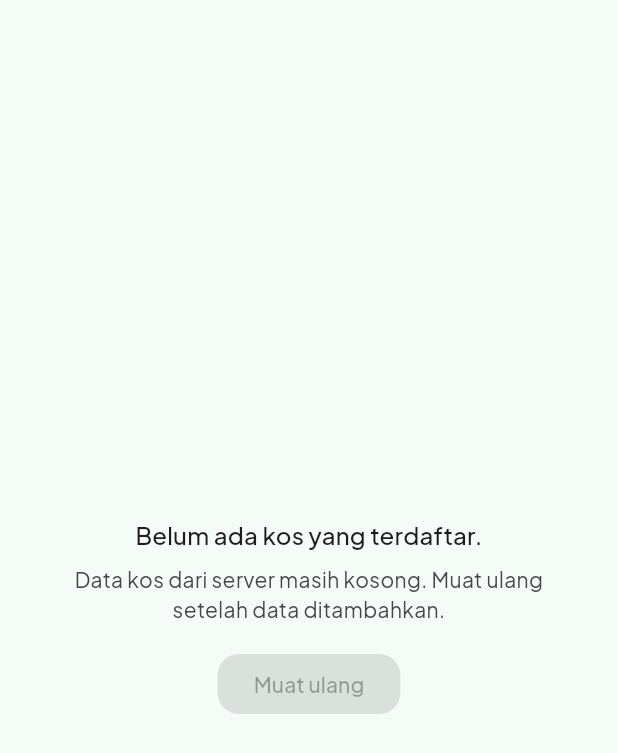
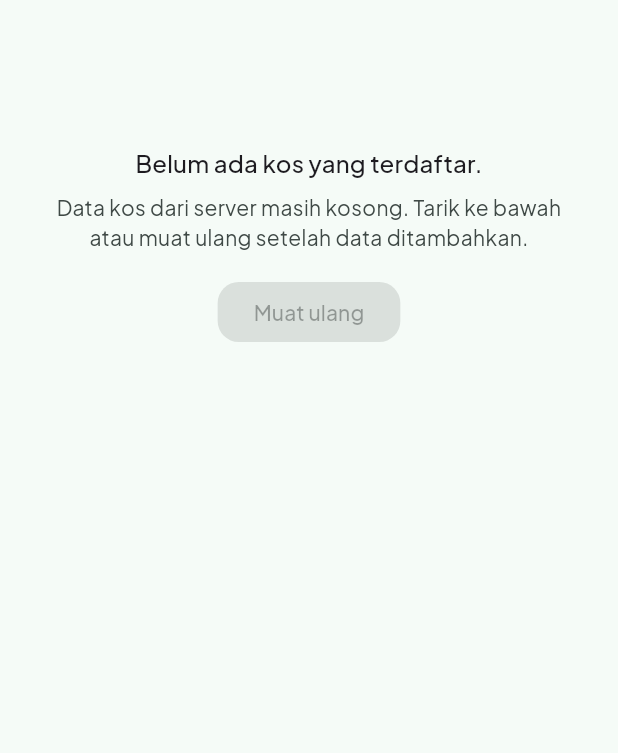
Before and after one commit to Bahaa-Arma/kost-dekat, a Flutter app: the TabCari widget shown alone on an empty page, opened directly with empty values, on a phone screen of 412 x 824 dp. Shown: the top 753 px of the screen. Run offline on Flutter 3.47's test engine with Material 3 defaults, Android fonts, the phone set to English and light mode, and no system bars; our stand-ins replace google_fonts; network calls fail.

Commit message:
SCRUM-40 pull-to-refresh di tab Cari (#42)
- RefreshIndicator membungkus daftar kos dan juga keadaan kosong/gagal
  (pesan dipindah ke dalam ListView), dengan AlwaysScrollableScrollPhysics.
- HalamanUtama.muatUlang mengembalikan Future data baru, sehingga
  indikator berhenti tepat saat data selesai dimuat.
- Saat menarik ulang, daftar lama tetap tampil; spinner tengah hanya
  untuk muatan pertama.
- Test: tarik di daftar memanggil server lagi; tarik di keadaan gagal
  memuat data.

Co-authored-by: aturrr62 <522210134@univpancasila.ac.id>
Co-authored-by: Claude Opus 5.5 <noreply@anthropic.com>

```diff
--- a/app/lib/halaman/halaman_utama.dart
+++ b/app/lib/halaman/halaman_utama.dart
@@ -71,10 +71,12 @@ class HalamanUtamaState extends State<HalamanUtama> {
     });
   }
 
-  void muatUlang() {
+  /// Selesai saat data baru selesai dimuat (dipakai pull-to-refresh).
+  Future<void> muatUlang() {
     setState(() {
       _futureKos = _service.ambilDaftarKos();
     });
+    return _futureKos;
   }
 
   @override
--- a/app/lib/halaman/tab_cari.dart
+++ b/app/lib/halaman/tab_cari.dart
@@ -43,7 +43,7 @@ class TabCari extends StatefulWidget {
   final Future<List<Kos>> futureKos;
   final Set<String> idFavorit;
   final void Function(String id)? onToggleFavorit;
-  final VoidCallback? onMuatUlang;
+  final Future<void> Function()? onMuatUlang;
 
   @override
   State<TabCari> createState() => _TabCariState();
@@ -59,6 +59,24 @@ class _TabCariState extends State<TabCari> {
         _area = null;
       });
 
+  Future<void> _tarikUlang() async {
+    try {
+      await widget.onMuatUlang?.call();
+    } catch (_) {
+      // Galat ditampilkan oleh FutureBuilder; di sini cukup hentikan indikator.
+    }
+  }
+
+  /// Pesan kosong/gagal tetap di dalam ListView agar bisa ditarik untuk muat ulang.
+  Widget _pesanBisaDitarik(List<Widget> isi) => RefreshIndicator(
+        onRefresh: _tarikUlang,
+        child: ListView(
+          physics: const AlwaysScrollableScrollPhysics(),
+          padding: const EdgeInsets.fromLTRB(24, 96, 24, 24),
+          children: isi,
+        ),
+      );
+
   @override
   Widget build(BuildContext context) {
     final teks = Theme.of(context).textTheme;
@@ -67,17 +85,14 @@ class _TabCariState extends State<TabCari> {
     return FutureBuilder<List<Kos>>(
       future: widget.futureKos,
       builder: (context, snapshot) {
-        if (snapshot.connectionState == ConnectionState.waiting) {
+        // Saat menarik ulang, data lama tetap tampil; spinner hanya di muatan pertama.
+        if (snapshot.connectionState == ConnectionState.waiting &&
+            !snapshot.hasData) {
           return const Center(child: CircularProgressIndicator());
         }
 
         if (snapshot.hasError) {
-          return Center(
-            child: Padding(
-              padding: const EdgeInsets.all(24.0),
-              child: Column(
-                mainAxisSize: MainAxisSize.min,
-                children: [
+          return _pesanBisaDitarik([
             Icon(Icons.cloud_off, size: 48, color: warna.error),
             const SizedBox(height: 16),
             Text(
@@ -86,25 +101,19 @@ class _TabCariState extends State<TabCari> {
               textAlign: TextAlign.center,
             ),
             const SizedBox(height: 16),
-                  FilledButton(
+            Center(
+              child: FilledButton(
                 onPressed: widget.onMuatUlang,
                 child: const Text('Coba lagi'),
               ),
-                ],
             ),
-            ),
-          );
+          ]);
         }
 
         final data = snapshot.data ?? [];
 
         if (data.isEmpty) {
-          return Center(
-            child: Padding(
-              padding: const EdgeInsets.all(24.0),
-              child: Column(
-                mainAxisSize: MainAxisSize.min,
-                children: [
+          return _pesanBisaDitarik([
             Text(
               'Belum ada kos yang terdaftar.',
               style: teks.titleMedium,
@@ -112,21 +121,18 @@ class _TabCariState extends State<TabCari> {
             ),
             const SizedBox(height: 8),
             Text(
-                    'Data kos dari server masih kosong. Muat ulang setelah data ditambahkan.',
-                    style: teks.bodyMedium?.copyWith(
-                      color: warna.onSurfaceVariant,
-                    ),
+              'Data kos dari server masih kosong. Tarik ke bawah atau muat ulang setelah data ditambahkan.',
+              style: teks.bodyMedium?.copyWith(color: warna.onSurfaceVariant),
               textAlign: TextAlign.center,
             ),
             const SizedBox(height: 16),
-                  FilledButton(
+            Center(
+              child: FilledButton(
                 onPressed: widget.onMuatUlang,
                 child: const Text('Muat ulang'),
               ),
-                ],
             ),
-            ),
-          );
+          ]);
         }
 
         final areas = data.map((k) => k.area).toSet().toList()..sort();
@@ -138,8 +144,11 @@ class _TabCariState extends State<TabCari> {
         );
 
         // Filter ikut di dalam list agar ikut tergulir dan posisi gulir tetap.
-        return ListView.builder(
+        return RefreshIndicator(
+          onRefresh: _tarikUlang,
+          child: ListView.builder(
             key: const PageStorageKey<String>('list_tab_cari'),
+            physics: const AlwaysScrollableScrollPhysics(),
             padding: const EdgeInsets.only(top: 8, bottom: 16),
             itemCount: 1 + (hasil.isEmpty ? 1 : hasil.length),
             itemBuilder: (context, index) {
@@ -195,6 +204,7 @@ class _TabCariState extends State<TabCari> {
                 onToggleFavorit: () => widget.onToggleFavorit?.call(kos.id),
               );
             },
+          ),
         );
       },
     );
```
Also changed, not shown: 2 other files. Lines whose indentation alone changed are shown as unchanged.
